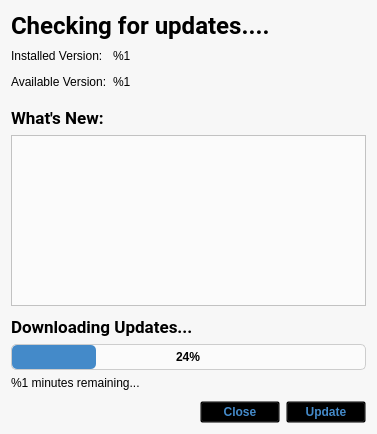
Qt form src/updaterwindow.ui (nuttyartist/notes) before a commit.
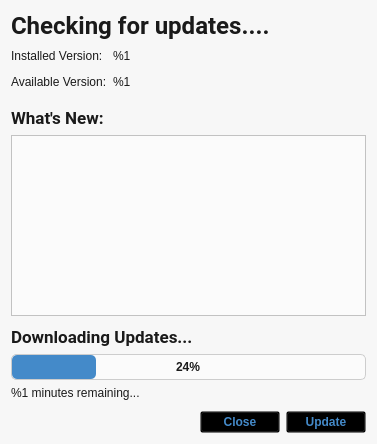
The same form after that commit.

Commit message: Remove window border

Patch:
```diff
--- a/src/updaterwindow.ui
+++ b/src/updaterwindow.ui
@@ -7,7 +7,7 @@
     <x>0</x>
     <y>0</y>
     <width>377</width>
-    <height>434</height>
+    <height>444</height>
    </rect>
   </property>
   <property name="windowTitle">
@@ -16,9 +16,14 @@
   <property name="styleSheet">
    <string notr="true">QWidget {
    font: 13pt &quot;Roboto&quot;;
+   color: rgb(26, 26, 26);
    background-color: rgb(247, 247, 247);
 }
 
+QLabel {
+   color: rgb(26, 26, 26);
+}
+
 QTextBrowser {
    color: rgb(117, 117, 117);
    border-color: rgb(205, 205, 205);
```
The commit also changes 2 other files.
